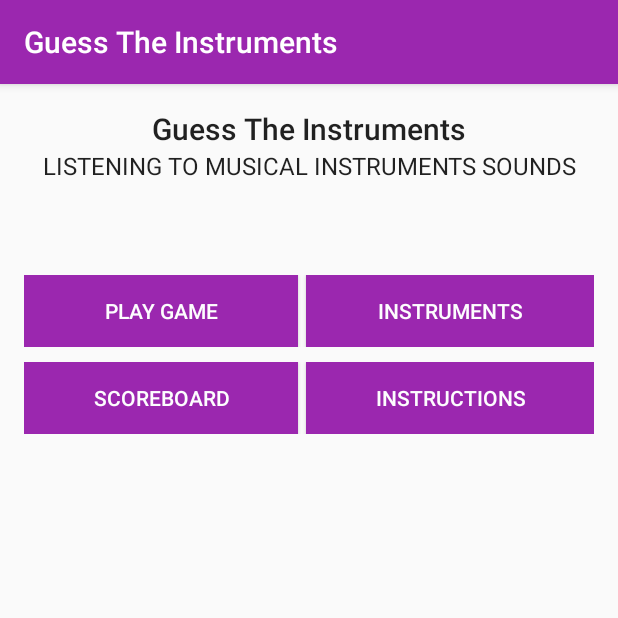
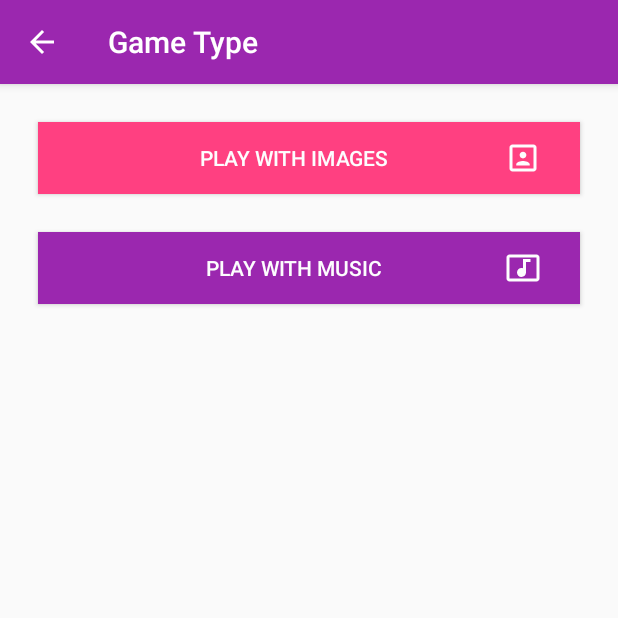
Before and after one commit to sherwin14/GuessTheInstruments, an Android app: the MainActivity screen opened directly, with no data from a screen before it, after a tap on "PLAY GAME", on a phone screen of 412 x 824 dp, the top half of it. Run offline under Robolectric (Android 15) with nearby library versions, the phone set to English and light mode, and no system bars.

Commit message:
Added Database Config, GameChooseActivity,GameActivty

```diff
--- a/app/build.gradle
+++ b/app/build.gradle
@@ -30,5 +30,6 @@ dependencies {
     compile 'com.android.support:support-v4:23.2.1'
     compile 'com.android.support:design:23.2.1'
     compile 'com.github.bumptech.glide:glide:3.7.0'
+    compile 'org.litepal.android:core:1.4.1'
     testCompile 'junit:junit:4.12'
 }
--- a/app/src/main/AndroidManifest.xml
+++ b/app/src/main/AndroidManifest.xml
@@ -3,6 +3,7 @@
     package="com.webteq.guesstheinstruments">
 
     <application
+        android:name=".GuessTheInstruments"
         android:allowBackup="true"
         android:icon="@mipmap/ic_launcher"
         android:label="@string/app_name"
@@ -25,6 +26,10 @@
         <activity android:name=".activities.InstrumentsActivity"
             android:parentActivityName=".activities.MainActivity"
             android:theme="@style/AppTheme"/>
+        <activity android:name=".activities.ChooseGameActivity"
+            android:theme="@style/AppTheme"/>
+        <activity android:name=".activities.GameActivity"
+            android:theme="@style/AppTheme"/>
     </application>
 
 </manifest>
--- /dev/null
+++ b/app/src/main/java/com/webteq/guesstheinstruments/activities/BaseActivity.java
@@ -0,0 +1,19 @@
+package com.webteq.guesstheinstruments.activities;
+
+import android.os.Bundle;
+import android.support.v7.app.AppCompatActivity;
+
+import com.webteq.guesstheinstruments.GuessTheInstruments;
+
+/**
+ * Created by user on 19/01/2017.
+ */
+
+public class BaseActivity extends AppCompatActivity {
+    protected GuessTheInstruments application;
+    @Override
+    public void onCreate(Bundle savedInstanceState) {
+        super.onCreate(savedInstanceState);
+        application = (GuessTheInstruments) getApplication();
+    }
+}
--- /dev/null
+++ b/app/src/main/java/com/webteq/guesstheinstruments/activities/ChooseGameActivity.java
@@ -0,0 +1,50 @@
+package com.webteq.guesstheinstruments.activities;
+
+import android.content.Intent;
+import android.os.Bundle;
+import android.view.View;
+import android.widget.Button;
+
+import com.webteq.guesstheinstruments.R;
+
+/**
+ * Created by user on 19/01/2017.
+ */
+
+public class ChooseGameActivity extends BaseActivity implements View.OnClickListener{
+
+    private Button music,image;
+    private Bundle b = new Bundle();
+    private Intent i;
+    @Override
+    public void onCreate(Bundle savedInstanceState) {
+        super.onCreate(savedInstanceState);
+        setContentView(R.layout.activity_choose_game);
+        getSupportActionBar().setDisplayHomeAsUpEnabled(true);
+        getSupportActionBar().setTitle("Game Type");
+
+        image = (Button) findViewById(R.id.game_image);
+        music = (Button) findViewById(R.id.game_sound);
+
+        image.setOnClickListener(this);
+        music.setOnClickListener(this);
+    }
+
+    @Override
+    public void onClick(View view) {
+        switch (view.getId()){
+            case R.id.game_image:
+                i = new Intent(ChooseGameActivity.this,GameActivity.class);
+                b.putString("game","picture");
+                startActivity(i);
+                finish();
+                break;
+            case R.id.game_sound:
+                i = new Intent(ChooseGameActivity.this,GameActivity.class);
+                 b.putString("game","sound");
+                startActivity(i);
+                finish();
+                break;
+        }
+    }
+}
--- a/app/src/main/java/com/webteq/guesstheinstruments/activities/MainActivity.java
+++ b/app/src/main/java/com/webteq/guesstheinstruments/activities/MainActivity.java
@@ -11,13 +11,13 @@ import android.widget.TextView;
 import com.webteq.guesstheinstruments.R;
 import com.webteq.guesstheinstruments.SoundMediaPlayer;
 
-public class MainActivity extends AppCompatActivity implements View.OnClickListener{
+public class MainActivity extends BaseActivity implements View.OnClickListener{
 
     private Button playGame,instrument,scoreBoard,instructions;
 
 
     @Override
-    protected void onCreate(Bundle savedInstanceState) {
+    public void onCreate(Bundle savedInstanceState) {
         super.onCreate(savedInstanceState);
         setContentView(R.layout.activity_main);
 
@@ -37,7 +37,8 @@ public class MainActivity extends AppCompatActivity implements View.OnClickListe
     public void onClick(View v) {
         switch (v.getId()) {
             case R.id.buttonPlay:
-
+                Intent it = new Intent(this,ChooseGameActivity.class);
+                startActivity(it);
                 break;
             case R.id.buttonList:
                 Intent intent = new Intent(this,InstrumentsActivity.class);
--- /dev/null
+++ b/app/src/main/res/drawable/ic_music_video.xml
@@ -0,0 +1,15 @@
+<?xml version="1.0" encoding="utf-8"?>
+<vector xmlns:android="http://schemas.android.com/apk/res/android"
+    android:width="24dp"
+    android:height="24dp"
+    android:viewportWidth="24"
+    android:viewportHeight="24">
+
+    <path
+        android:pathData="M0 0h24v24H0V0z" />
+    <path
+        android:fillColor="@color/colorLight"
+        android:pathData="M21 3H3c-1.1 0-2 .9-2 2v14c0 1.1 .9 2 2 2h18c1.1 0 2-.9 2-2V5c0-1.1-.9-2-2-2zm0
+16H3V5h18v14zM8 15c0-1.66 1.34-3 3-3 .35 0 .69 .07 1 .18V6h5v2h-3v7.03c-.02
+1.64-1.35 2.97-3 2.97-1.66 0-3-1.34-3-3z" />
+</vector>
--- /dev/null
+++ b/app/src/main/res/drawable/ic_portrait.xml
@@ -0,0 +1,16 @@
+<?xml version="1.0" encoding="utf-8"?>
+<vector xmlns:android="http://schemas.android.com/apk/res/android"
+    android:width="24dp"
+    android:height="24dp"
+    android:viewportWidth="24"
+    android:viewportHeight="24">
+
+    <path
+        android:pathData="M0 0h24v24H0z" />
+    <path
+        android:fillColor="@color/colorLight"
+        android:pathData="M12 12.25c1.24 0 2.25-1.01 2.25-2.25S13.24 7.75 12 7.75 9.75 8.76 9.75 10s1.01
+2.25 2.25 2.25zm4.5 4c0-1.5-3-2.25-4.5-2.25s-4.5 .75 -4.5 2.25V17h9v-.75zM19
+3H5c-1.1 0-2 .9-2 2v14c0 1.1 .9 2 2 2h14c1.1 0 2-.9 2-2V5c0-1.1-.9-2-2-2zm0
+16H5V5h14v14z" />
+</vector>
--- /dev/null
+++ b/app/src/main/res/layout/activity_choose_game.xml
@@ -0,0 +1,36 @@
+<?xml version="1.0" encoding="utf-8"?>
+<RelativeLayout
+    xmlns:android="http://schemas.android.com/apk/res/android"
+    android:layout_width="match_parent"
+    android:layout_height="match_parent">
+    <Button
+
+        android:layout_width="match_parent"
+        android:layout_height="wrap_content"
+        android:id="@+id/game_image"
+        android:background="@color/colorAccent"
+        android:text="Play with Images"
+        android:textColor="@color/colorLight"
+        android:layout_margin="25dp"
+        android:drawableRight="@drawable/ic_portrait"
+        android:paddingLeft="30dip"
+        android:paddingRight="26dip"
+
+        />
+
+    <Button
+        android:layout_width="match_parent"
+        android:layout_height="wrap_content"
+        android:id="@+id/game_sound"
+        android:background="@color/colorPrimary"
+        android:text="Play with Music"
+        android:textColor="@color/colorLight"
+        android:layout_below="@+id/game_image"
+        android:layout_alignLeft="@+id/game_image"
+        android:layout_alignStart="@+id/game_image"
+        android:layout_alignRight="@+id/game_image"
+        android:layout_alignEnd="@+id/game_image"
+        android:drawableRight="@drawable/ic_music_video"
+        android:paddingLeft="30dip" android:paddingRight="26dip"
+        />
+</RelativeLayout>
```
Also changed, not shown: app/src/main/assets/litepal.xml (added, +49 -0 lines), app/src/main/java/com/webteq/guesstheinstruments/GuessTheInstruments.java (added, +17 -0 lines), app/src/main/java/com/webteq/guesstheinstruments/Models/GameModels.java (added, +109 -0 lines), app/src/main/java/com/webteq/guesstheinstruments/Models/PlayersModel.java (added, +50 -0 lines), app/src/main/java/com/webteq/guesstheinstruments/activities/GameActivity.java (added, +19 -0 lines), app/src/main/java/com/webteq/guesstheinstruments/activities/InstrumentsActivity.java (+15 -17 lines), app/src/main/res/drawable/ic_pause_circle_filled.xml (added, +14 -0 lines), app/src/main/res/drawable/ic_play_circle_filled.xml (added, +14 -0 lines), app/src/main/res/layout/activity_game.xml (added, +114 -0 lines), app/src/main/res/layout/activity_main_bu.xml (deleted, +0 -26 lines), app/src/main/res/layout/activity_instruments.xml (renamed from app/src/main/res/layout/fragment_instruments.xml).
